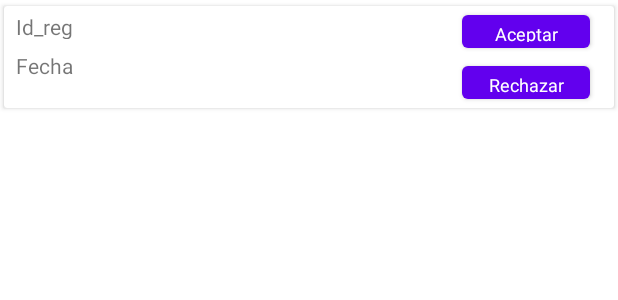
After one commit to ramonjav/FicharBitekApp, an Android app: the layout item_noti.xml on its own in the app's theme, with its tools: preview values and no code run, on a phone screen of 412 x 824 dp. The commit adds this screen. Shown: the top 300 px of the screen. Run offline under Robolectric (Android 15) with nearby library versions, the phone set to English and light mode, and no system bars; network calls fail.

Commit message:
final sin

```diff
--- a/app/build.gradle
+++ b/app/build.gradle
@@ -45,4 +45,6 @@ dependencies {
     androidTestImplementation 'androidx.test.espresso:espresso-core:3.3.0'
 
     implementation 'com.android.volley:volley:1.1.1'
+    implementation "androidx.recyclerview:recyclerview:1.2.0"
+    implementation "androidx.cardview:cardview:1.0.0"
 }
--- /dev/null
+++ b/app/src/main/res/layout/item_noti.xml
@@ -0,0 +1,67 @@
+<?xml version="1.0" encoding="utf-8"?>
+<androidx.cardview.widget.CardView
+    xmlns:android="http://schemas.android.com/apk/res/android"
+    xmlns:card_view="http://schemas.android.com/apk/res-auto"
+    xmlns:tools="http://schemas.android.com/tools"
+    android:layout_width="match_parent"
+    android:layout_height="wrap_content"
+    card_view:cardUseCompatPadding="true">
+
+    <androidx.constraintlayout.widget.ConstraintLayout
+        android:layout_width="match_parent"
+        android:layout_height="wrap_content">
+
+
+        <TextView
+            android:id="@+id/id_reg"
+            android:layout_width="253dp"
+            android:layout_height="18dp"
+            android:layout_marginStart="8dp"
+            android:layout_marginTop="4dp"
+            android:text="Id_reg"
+            card_view:layout_constraintEnd_toStartOf="@+id/itm_acep"
+            card_view:layout_constraintHorizontal_bias="0.0"
+            card_view:layout_constraintStart_toStartOf="parent"
+            card_view:layout_constraintTop_toTopOf="parent" />
+
+        <TextView
+            android:id="@+id/id_fecha"
+            android:layout_width="253dp"
+            android:layout_height="18dp"
+            android:layout_marginStart="8dp"
+            android:layout_marginTop="8dp"
+            android:text="Fecha"
+            card_view:layout_constraintBottom_toBottomOf="parent"
+            card_view:layout_constraintStart_toStartOf="parent"
+            card_view:layout_constraintTop_toBottomOf="@+id/id_reg"
+            card_view:layout_constraintVertical_bias="0.0" />
+
+        <Button
+            android:id="@+id/itm_acep"
+            android:layout_width="85dp"
+            android:layout_height="34dp"
+            android:layout_marginEnd="16dp"
+            android:text="Aceptar"
+            android:textAppearance="@style/TextAppearance.AppCompat.Small"
+            android:textSize="12sp"
+            card_view:layout_constraintEnd_toEndOf="parent"
+            card_view:layout_constraintTop_toTopOf="parent" />
+
+        <Button
+            android:id="@+id/itm_denegar"
+            android:layout_width="85dp"
+            android:layout_height="34dp"
+            android:layout_marginEnd="16dp"
+            android:text="Rechazar"
+            android:textAppearance="@style/TextAppearance.AppCompat.Small"
+            android:textSize="12sp"
+            card_view:layout_constraintBottom_toBottomOf="parent"
+            card_view:layout_constraintEnd_toEndOf="parent"
+            card_view:layout_constraintTop_toBottomOf="@+id/itm_acep"
+            card_view:layout_constraintVertical_bias="0.0" />
+
+
+    </androidx.constraintlayout.widget.ConstraintLayout>
+
+
+</androidx.cardview.widget.CardView>
```
Also changed, not shown: app/src/main/java/com/example/ficharbitekapp/AdaptaterNoti.java (added, +116 -0 lines), app/src/main/java/com/example/ficharbitekapp/notifications.java (added, +78 -0 lines), app/src/main/java/com/example/ficharbitekapp/ui/gallery/GalleryFragment.java (+94 -2 lines), app/src/main/res/layout/fragment_gallery.xml (+6 -2 lines).
